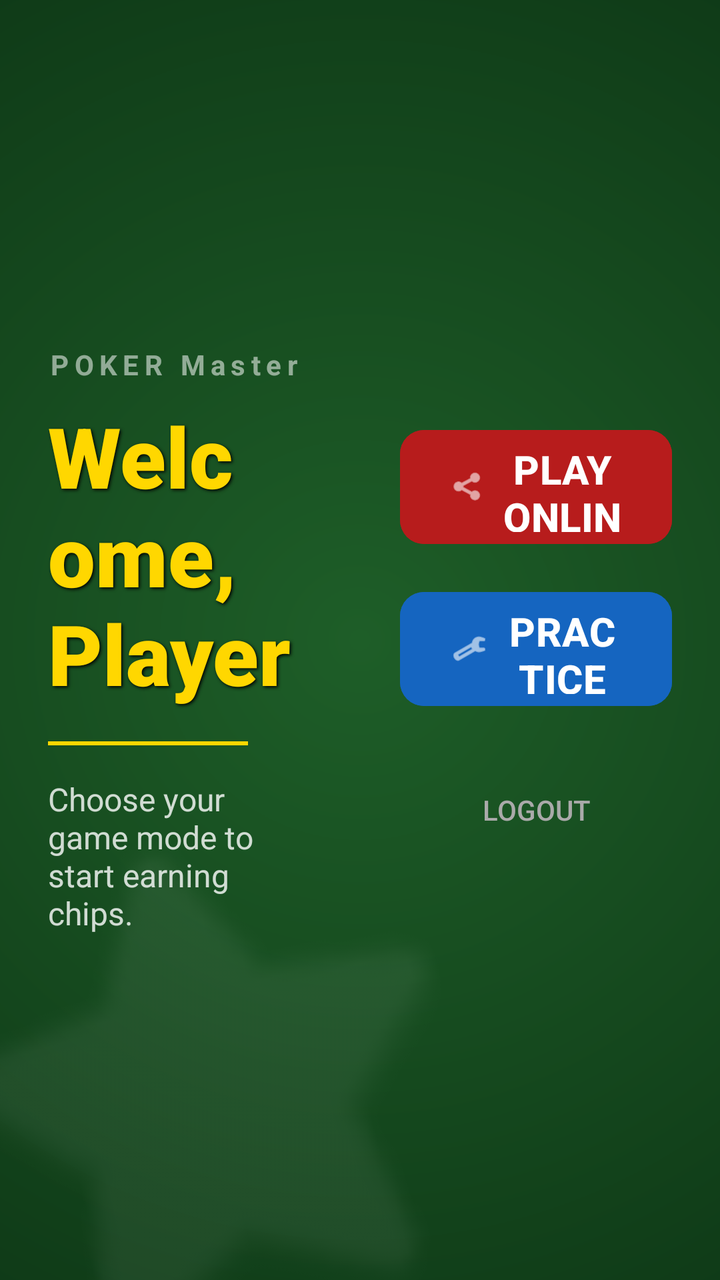
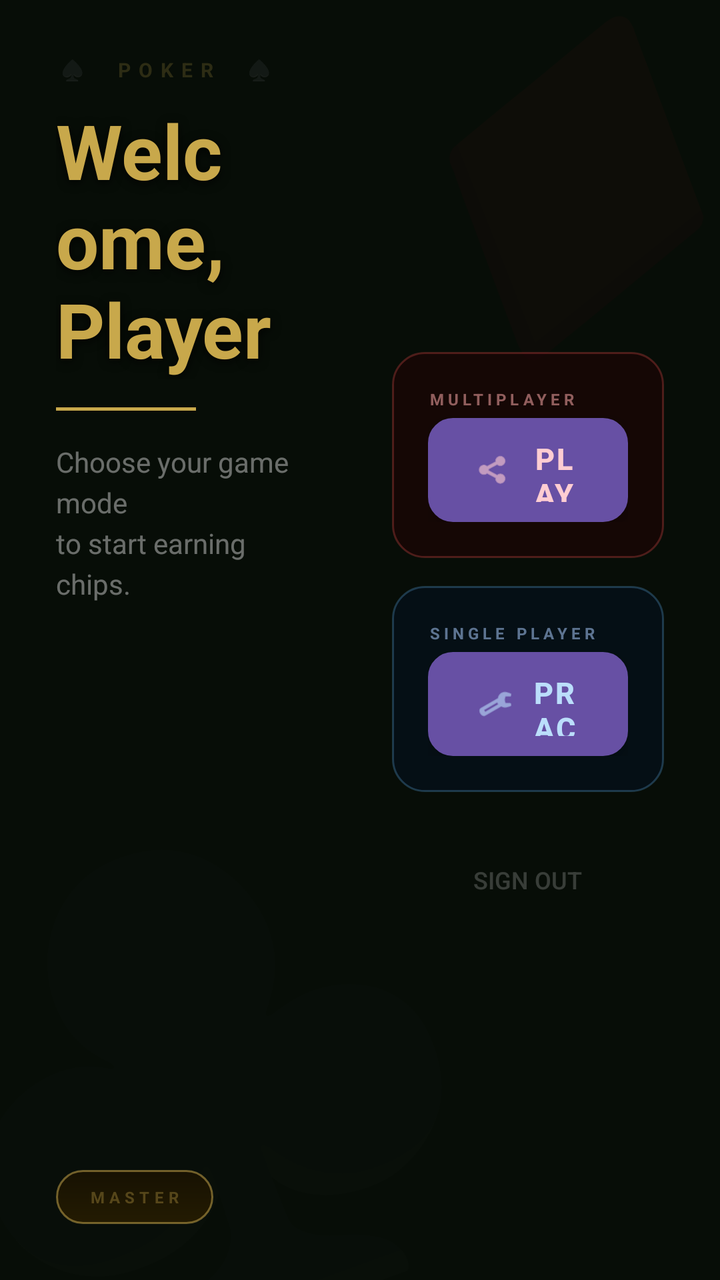

The first picture is an Android layout as it rendered before a commit; the second is the same layout after the commit. The layout source and the unified diff follow.
<!-- AndroidManifest.xml: application theme Theme.PokerProject -->
<!-- res/layout/activity_menu.xml -->
<?xml version="1.0" encoding="utf-8"?>
<androidx.constraintlayout.widget.ConstraintLayout
    xmlns:android="http://schemas.android.com/apk/res/android"
    xmlns:app="http://schemas.android.com/apk/res-auto"
    xmlns:tools="http://schemas.android.com/tools"
    android:layout_width="match_parent"
    android:layout_height="match_parent"
    android:id="@+id/mainMenu"
    android:background="@drawable/table_background">

    <ImageView
        android:layout_width="300dp"
        android:layout_height="300dp"
        android:src="@android:drawable/btn_star_big_on"
        app:tint="#10FFFFFF"
        android:rotation="-15"
        app:layout_constraintBottom_toBottomOf="parent"
        app:layout_constraintStart_toStartOf="parent"
        android:layout_marginStart="-50dp"
        android:layout_marginBottom="-50dp"/>

    <LinearLayout
        android:layout_width="match_parent"
        android:layout_height="match_parent"
        android:orientation="horizontal"
        android:padding="24dp"
        android:weightSum="2">

        <LinearLayout
            android:layout_width="0dp"
            android:layout_height="match_parent"
            android:layout_weight="1"
            android:orientation="vertical"
            android:gravity="center_vertical|start"
            android:paddingEnd="30dp">

            <TextView
                android:layout_width="wrap_content"
                android:layout_height="wrap_content"
                android:text="POKER Master"
                android:textColor="#88FFFFFF"
                android:letterSpacing="0.2"
                android:textSize="14sp"
                android:textStyle="bold" />

            <TextView
                android:id="@+id/tvWelcome"
                android:layout_width="wrap_content"
                android:layout_height="wrap_content"
                android:text="Welcome, Player"
                android:textColor="#FFD700"
                android:fontFamily="sans-serif-black"
                android:textSize="42sp"
                android:shadowColor="#000000"
                android:shadowDx="2"
                android:shadowDy="2"
                android:shadowRadius="4"
                android:layout_marginTop="8dp"/>

            <View
                android:layout_width="100dp"
                android:layout_height="2dp"
                android:background="#FFD700"
                android:layout_marginTop="16dp"
                android:layout_marginBottom="16dp"/>

            <TextView
                android:layout_width="wrap_content"
                android:layout_height="wrap_content"
                android:text="Choose your game mode to start earning chips."
                android:textColor="#CCFFFFFF"
                android:textSize="16sp" />

        </LinearLayout>

        <LinearLayout
            android:layout_width="0dp"
            android:layout_height="match_parent"
            android:layout_weight="1"
            android:orientation="vertical"
            android:gravity="center"
            android:paddingStart="20dp">

            <Button
                android:id="@+id/btnPlayOnline"
                android:layout_width="match_parent"
                android:layout_height="65dp"
                android:text="PLAY ONLINE"
                android:textSize="20sp"
                android:textStyle="bold"
                android:textColor="#FFFFFF"
                android:backgroundTint="#B71C1C"
                app:cornerRadius="12dp"
                android:elevation="8dp"
                app:icon="@android:drawable/ic_menu_share"
                app:iconTint="#FFFFFF"
                app:iconGravity="textStart"
                android:layout_marginBottom="16dp"/>

            <Button
                android:id="@+id/btnPlayOffline"
                android:layout_width="match_parent"
                android:layout_height="65dp"
                android:text="PRACTICE (BOTS)"
                android:textSize="20sp"
                android:textStyle="bold"
                android:textColor="#FFFFFF"
                android:backgroundTint="#1565C0"
                app:cornerRadius="12dp"
                android:elevation="8dp"
                app:icon="@android:drawable/ic_menu_manage"
                app:iconTint="#FFFFFF"
                app:iconGravity="textStart"
                android:layout_marginBottom="24dp"/>

            <Button
                android:id="@+id/btnLogout"
                android:layout_width="wrap_content"
                android:layout_height="wrap_content"
                android:text="Logout"
                android:textColor="#AAAAAA"
                android:background="@android:color/transparent"
                style="?android:attr/borderlessButtonStyle"
                />

        </LinearLayout>

    </LinearLayout>

</androidx.constraintlayout.widget.ConstraintLayout>
<!-- resources referenced by this layout -->
<resources>
  <!-- drawable table_background (drawable) -->
  <?xml version="1.0" encoding="utf-8"?>
  <shape xmlns:android="http://schemas.android.com/apk/res/android"
      android:shape="rectangle">
      <gradient
          android:type="radial"
          android:gradientRadius="800dp"
          android:centerX="0.5"
          android:centerY="0.5"
          android:startColor="#1E5E28"
          android:centerColor="#0E3816"
          android:endColor="#051E0A" />
  </shape>
  <style name="Theme.PokerProject" parent="Base.Theme.PokerProject" />
  <style name="Base.Theme.PokerProject" parent="Theme.Material3.DayNight.NoActionBar">
          
          
      </style>
</resources>

<!-- the commit's change to res/layout/activity_menu.xml (unified diff, before → after) -->
@@ -2,129 +2,212 @@
 <androidx.constraintlayout.widget.ConstraintLayout
     xmlns:android="http://schemas.android.com/apk/res/android"
     xmlns:app="http://schemas.android.com/apk/res-auto"
-    xmlns:tools="http://schemas.android.com/tools"
+    android:id="@+id/mainMenu"
     android:layout_width="match_parent"
     android:layout_height="match_parent"
-    android:id="@+id/mainMenu"
-    android:background="@drawable/table_background">
-
-    <ImageView
-        android:layout_width="300dp"
-        android:layout_height="300dp"
-        android:src="@android:drawable/btn_star_big_on"
-        app:tint="#10FFFFFF"
-        android:rotation="-15"
+    android:background="#070D07">
+
+    
+    <TextView
+        android:layout_width="wrap_content"
+        android:layout_height="wrap_content"
+        android:text="♣"
+        android:textColor="#07C8A84B"
+        android:textSize="220sp"
+        android:rotation="-20"
         app:layout_constraintBottom_toBottomOf="parent"
         app:layout_constraintStart_toStartOf="parent"
-        android:layout_marginStart="-50dp"
-        android:layout_marginBottom="-50dp"/>
-
+        android:layout_marginStart="-40dp"
+        android:layout_marginBottom="-40dp"/>
+
+    
+    <TextView
+        android:layout_width="wrap_content"
+        android:layout_height="wrap_content"
+        android:text="♦"
+        android:textColor="#07C8A84B"
+        android:textSize="160sp"
+        android:rotation="15"
+        app:layout_constraintTop_toTopOf="parent"
+        app:layout_constraintEnd_toEndOf="parent"
+        android:layout_marginEnd="-30dp"
+        android:layout_marginTop="-20dp"/>
+
+    
     <LinearLayout
         android:layout_width="match_parent"
         android:layout_height="match_parent"
         android:orientation="horizontal"
-        android:padding="24dp"
-        android:weightSum="2">
-
+        android:padding="28dp">
+
+        
         <LinearLayout
             android:layout_width="0dp"
             android:layout_height="match_parent"
             android:layout_weight="1"
             android:orientation="vertical"
-            android:gravity="center_vertical|start"
-            android:paddingEnd="30dp">
+            android:gravity="center_vertical"
+            android:paddingEnd="32dp">
 
             <TextView
                 android:layout_width="wrap_content"
                 android:layout_height="wrap_content"
-                android:text="POKER Master"
-                android:textColor="#88FFFFFF"
-                android:letterSpacing="0.2"
-                android:textSize="14sp"
-                android:textStyle="bold" />
+                android:text="♠  POKER  ♠"
+                android:textColor="#33C8A84B"
+                android:textSize="10sp"
+                android:textStyle="bold"
+                android:letterSpacing="0.4"
+                android:layout_marginBottom="8dp"/>
 
             <TextView
                 android:id="@+id/tvWelcome"
                 android:layout_width="wrap_content"
                 android:layout_height="wrap_content"
                 android:text="Welcome, Player"
-                android:textColor="#FFD700"
-                android:fontFamily="sans-serif-black"
-                android:textSize="42sp"
-                android:shadowColor="#000000"
-                android:shadowDx="2"
-                android:shadowDy="2"
-                android:shadowRadius="4"
-                android:layout_marginTop="8dp"/>
-
+                android:textColor="#C8A84B"
+                android:textSize="38sp"
+                android:textStyle="bold"
+                android:shadowColor="#CC000000"
+                android:shadowDx="0"
+                android:shadowDy="3"
+                android:shadowRadius="12"
+                android:layout_marginBottom="14dp"/>
+
+            
             <View
-                android:layout_width="100dp"
-                android:layout_height="2dp"
-                android:background="#FFD700"
-                android:layout_marginTop="16dp"
+                android:layout_width="70dp"
+                android:layout_height="1.5dp"
+                android:background="#C8A84B"
                 android:layout_marginBottom="16dp"/>
 
             <TextView
                 android:layout_width="wrap_content"
                 android:layout_height="wrap_content"
-                android:text="Choose your game mode to start earning chips."
-                android:textColor="#CCFFFFFF"
-                android:textSize="16sp" />
+                android:text="Choose your game mode\nto start earning chips."
+                android:textColor="#66FFFFFF"
+                android:textSize="14sp"
+                android:lineSpacingExtra="4dp"/>
+
+            
+            <View
+                android:layout_width="match_parent"
+                android:layout_height="0dp"
+                android:layout_weight="1"/>
+
+            <LinearLayout
+                android:layout_width="wrap_content"
+                android:layout_height="wrap_content"
+                android:orientation="horizontal"
+                android:gravity="center_vertical"
+                android:background="@drawable/bg_chips_pill"
+                android:paddingHorizontal="16dp"
+                android:paddingVertical="8dp">
+
+                <TextView
+                    android:layout_width="wrap_content"
+                    android:layout_height="wrap_content"
+                    android:text="MASTER"
+                    android:textColor="#55C8A84B"
+                    android:textSize="8sp"
+                    android:textStyle="bold"
+                    android:letterSpacing="0.3"/>
+            </LinearLayout>
 
         </LinearLayout>
 
+        
         <LinearLayout
             android:layout_width="0dp"
             android:layout_height="match_parent"
             android:layout_weight="1"
             android:orientation="vertical"
             android:gravity="center"
-            android:paddingStart="20dp">
-
-            <Button
-                android:id="@+id/btnPlayOnline"
+            android:paddingStart="16dp">
+
+            
+            <LinearLayout
                 android:layout_width="match_parent"
-                android:layout_height="65dp"
-                android:text="PLAY ONLINE"
-                android:textSize="20sp"
-                android:textStyle="bold"
-                android:textColor="#FFFFFF"
-                android:backgroundTint="#B71C1C"
-                app:cornerRadius="12dp"
-                android:elevation="8dp"
-                app:icon="@android:drawable/ic_menu_share"
-                app:iconTint="#FFFFFF"
-                app:iconGravity="textStart"
-                android:layout_marginBottom="16dp"/>
-
-            <Button
-                android:id="@+id/btnPlayOffline"
+                android:layout_height="wrap_content"
+                android:orientation="vertical"
+                android:background="@drawable/bg_menu_btn_card_red"
+                android:padding="18dp"
+                android:layout_marginBottom="14dp">
+
+                <TextView
+                    android:layout_width="wrap_content"
+                    android:layout_height="wrap_content"
+                    android:text="MULTIPLAYER"
+                    android:textColor="#88FFAAAA"
+                    android:textSize="8sp"
+                    android:textStyle="bold"
+                    android:letterSpacing="0.25"
+                    android:layout_marginBottom="4dp"/>
+
+                <Button
+                    android:id="@+id/btnPlayOnline"
+                    android:layout_width="match_parent"
+                    android:layout_height="52dp"
+                    android:text="PLAY ONLINE"
+                    android:textSize="15sp"
+                    android:textStyle="bold"
+                    android:textColor="#FFCDD2"
+                    android:letterSpacing="0.08"
+                    android:background="@drawable/btn_menu_red"
+                    android:stateListAnimator="@null"
+                    android:elevation="6dp"
+                    app:icon="@android:drawable/ic_menu_share"
+                    app:iconTint="#FFCDD2"
+                    app:iconGravity="textStart"/>
+            </LinearLayout>
+
+            
+            <LinearLayout
                 android:layout_width="match_parent"
-                android:layout_height="65dp"
-                android:text="PRACTICE (BOTS)"
-                android:textSize="20sp"
-                android:textStyle="bold"
-                android:textColor="#FFFFFF"
-                android:backgroundTint="#1565C0"
-                app:cornerRadius="12dp"
-                android:elevation="8dp"
-                app:icon="@android:drawable/ic_menu_manage"
-                app:iconTint="#FFFFFF"
-                app:iconGravity="textStart"
-                android:layout_marginBottom="24dp"/>
-
+                android:layout_height="wrap_content"
+                android:orientation="vertical"
+                android:background="@drawable/bg_menu_btn_card_blue"
+                android:padding="18dp"
+                android:layout_marginBottom="20dp">
+
+                <TextView
+                    android:layout_width="wrap_content"
+                    android:layout_height="wrap_content"
+                    android:text="SINGLE PLAYER"
+                    android:textColor="#88AACCFF"
+                    android:textSize="8sp"
+                    android:textStyle="bold"
+                    android:letterSpacing="0.25"
+                    android:layout_marginBottom="4dp"/>
+
+                <Button
+                    android:id="@+id/btnPlayOffline"
+                    android:layout_width="match_parent"
+                    android:layout_height="52dp"
+                    android:text="PRACTICE (BOTS)"
+                    android:textSize="15sp"
+                    android:textStyle="bold"
+                    android:textColor="#BBDEFB"
+                    android:letterSpacing="0.06"
+                    android:background="@drawable/btn_menu_blue"
+                    android:stateListAnimator="@null"
+                    android:elevation="6dp"
+                    app:icon="@android:drawable/ic_menu_manage"
+                    app:iconTint="#BBDEFB"
+                    app:iconGravity="textStart"/>
+            </LinearLayout>
+
+            
             <Button
                 android:id="@+id/btnLogout"
                 android:layout_width="wrap_content"
                 android:layout_height="wrap_content"
-                android:text="Logout"
-                android:textColor="#AAAAAA"
+                android:text="Sign Out"
+                android:textColor="#33FFFFFF"
+                android:textSize="12sp"
                 android:background="@android:color/transparent"
-                style="?android:attr/borderlessButtonStyle"
-                />
+                style="?android:attr/borderlessButtonStyle"/>
 
         </LinearLayout>
-
     </LinearLayout>
 
 </androidx.constraintlayout.widget.ConstraintLayout>
<!-- resource entries referenced after the edit -->
@@ -1,18 +1,70 @@
 <!-- resources referenced by this layout -->
 <resources>
-  <!-- drawable table_background (drawable) -->
+  <!-- drawable bg_chips_pill (drawable) -->
+  <?xml version="1.0" encoding="utf-8"?>
+  <shape xmlns:android="http://schemas.android.com/apk/res/android" android:shape="rectangle">
+      <gradient android:startColor="#CC1A1200" android:endColor="#CC2A1E00" android:angle="270"/>
+      <corners android:radius="32dp"/>
+      <stroke android:width="1dp" android:color="#88C8A84B"/>
+  </shape>
+  <!-- drawable bg_menu_btn_card_blue (drawable) -->
   <?xml version="1.0" encoding="utf-8"?>
   <shape xmlns:android="http://schemas.android.com/apk/res/android"
       android:shape="rectangle">
-      <gradient
-          android:type="radial"
-          android:gradientRadius="800dp"
-          android:centerX="0.5"
-          android:centerY="0.5"
-          android:startColor="#1E5E28"
-          android:centerColor="#0E3816"
-          android:endColor="#051E0A" />
+      <solid android:color="#CC05101A"/>
+      <corners android:radius="16dp"/>
+      <stroke android:width="1dp" android:color="#4464B5F6"/>
   </shape>
+  <!-- drawable bg_menu_btn_card_red (drawable) -->
+  <?xml version="1.0" encoding="utf-8"?>
+  <shape xmlns:android="http://schemas.android.com/apk/res/android"
+      android:shape="rectangle">
+      <solid android:color="#CC1A0505"/>
+      <corners android:radius="16dp"/>
+      <stroke android:width="1dp" android:color="#44FF5252"/>
+  </shape>
+  <!-- drawable btn_menu_blue (drawable) -->
+  <?xml version="1.0" encoding="utf-8"?>
+  <selector xmlns:android="http://schemas.android.com/apk/res/android">
+      <item android:state_pressed="true">
+          <shape android:shape="rectangle">
+              <gradient android:startColor="#0D47A1"
+                  android:endColor="#062069"
+                  android:angle="270"/>
+              <corners android:radius="12dp"/>
+          </shape>
+      </item>
+      <item>
+          <shape android:shape="rectangle">
+              <gradient android:startColor="#1565C0"
+                  android:endColor="#0A2F6B"
+                  android:angle="270"/>
+              <corners android:radius="12dp"/>
+              <stroke android:width="1dp" android:color="#64B5F6"/>
+          </shape>
+      </item>
+  </selector>
+  <!-- drawable btn_menu_red (drawable) -->
+  <?xml version="1.0" encoding="utf-8"?>
+  <selector xmlns:android="http://schemas.android.com/apk/res/android">
+      <item android:state_pressed="true">
+          <shape android:shape="rectangle">
+              <gradient android:startColor="#7B1010"
+                  android:endColor="#4A0808"
+                  android:angle="270"/>
+              <corners android:radius="12dp"/>
+          </shape>
+      </item>
+      <item>
+          <shape android:shape="rectangle">
+              <gradient android:startColor="#C62828"
+                  android:endColor="#7B1515"
+                  android:angle="270"/>
+              <corners android:radius="12dp"/>
+              <stroke android:width="1dp" android:color="#FF5252"/>
+          </shape>
+      </item>
+  </selector>
   <style name="Theme.PokerProject" parent="Base.Theme.PokerProject" />
   <style name="Base.Theme.PokerProject" parent="Theme.Material3.DayNight.NoActionBar">
           
